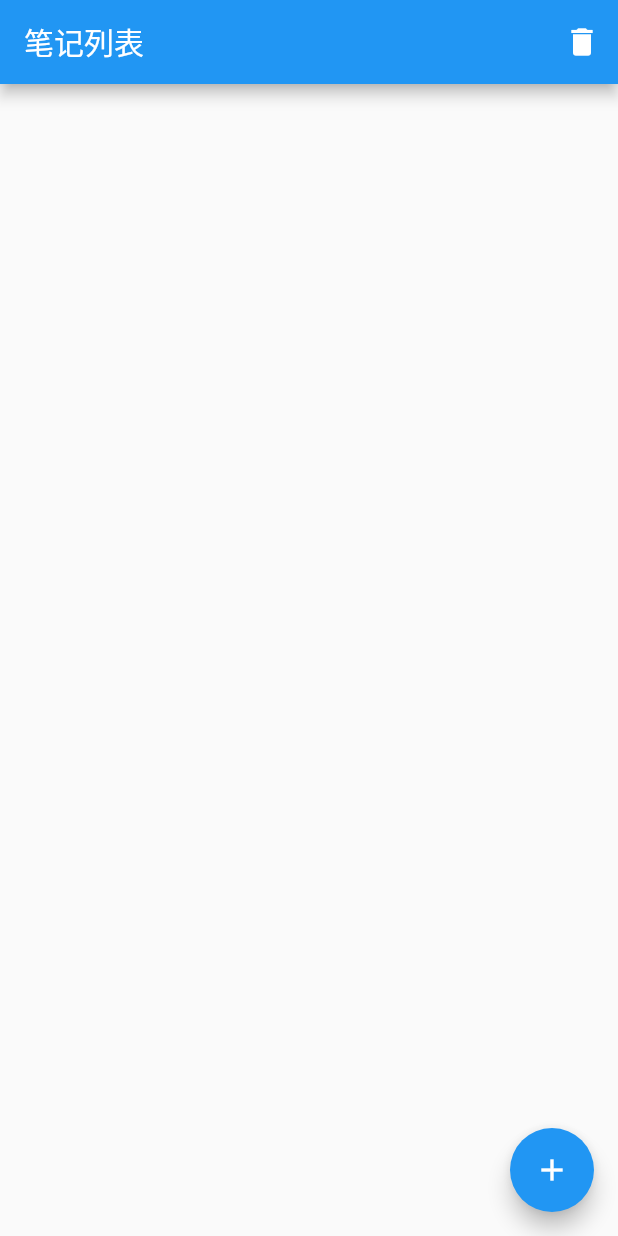
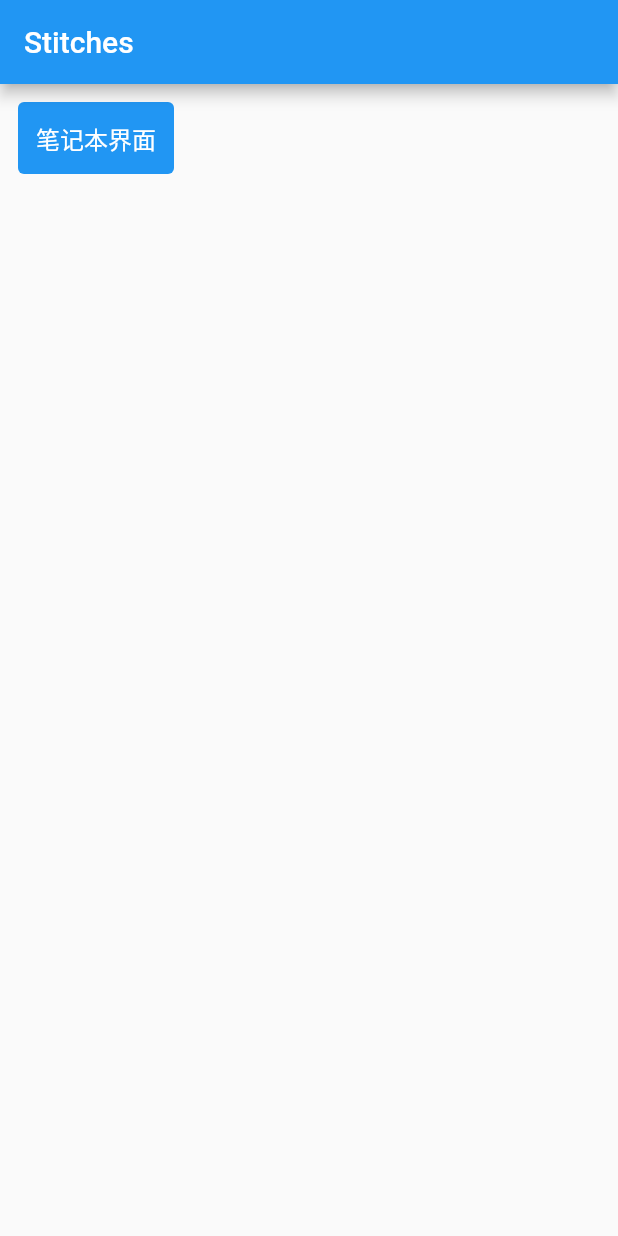
Before and after one commit to zxjzerg/Stitches, a Flutter app: the screen it shows after launch, on a phone screen of 412 x 824 dp. Run offline on Flutter 3.47's test engine with Material 2 defaults, Android fonts, the light colour scheme and no system bars; our stand-ins replace bloc, equatable, flutter_bloc, flutter_hooks, get_it; missing offline and left inert: localstore.

Commit message:
增加了一个入口界面

```diff
--- a/stitches_flutter_app/lib/main.dart
+++ b/stitches_flutter_app/lib/main.dart
@@ -19,7 +19,7 @@
       theme: ThemeData(
         primarySwatch: Colors.blue,
       ),
-      initialRoute: StitchesRoute.noteListPage,
+      initialRoute: StitchesRoute.homePage,
       routes: StitchesRoute.routes,
     );
   }
--- a/stitches_flutter_packages/presentation/lib/common/stitches_route.dart
+++ b/stitches_flutter_packages/presentation/lib/common/stitches_route.dart
@@ -1,5 +1,6 @@
 import 'package:flutter/material.dart';
 import 'package:presentation/pages/edit_note/edit_note_page.dart';
+import 'package:presentation/pages/home_page.dart';
 import 'package:presentation/pages/note_list/note_list_page.dart';
 
 /// 路由管理类
@@ -7,8 +8,10 @@ class StitchesRoute {
   static Map<String, WidgetBuilder> routes = {
     editNotePage: (context) => const EditNotePage(),
     noteListPage: (context) => const NoteListPage(),
+    homePage: (context) => const HomePage(),
   };
 
   static const String editNotePage = '/note/edit';
   static const String noteListPage = '/note/list';
+  static const String homePage = '/home';
 }
--- /dev/null
+++ b/stitches_flutter_packages/presentation/lib/pages/home_page.dart
@@ -0,0 +1,36 @@
+import 'package:flutter/material.dart';
+import 'package:presentation/common/stitches_route.dart';
+
+class HomePage extends StatelessWidget {
+  const HomePage({Key? key}) : super(key: key);
+
+  @override
+  Widget build(BuildContext context) {
+    return Scaffold(
+      appBar: AppBar(title: Text('Stitches')),
+      body: Padding(
+        padding: EdgeInsets.symmetric(horizontal: 12, vertical: 12),
+        child: Column(
+          crossAxisAlignment: CrossAxisAlignment.start,
+          children: [
+            TextButton(
+              onPressed: () =>
+                  Navigator.pushNamed(context, StitchesRoute.noteListPage),
+              child: Text(
+                "笔记本界面",
+                style: Theme.of(context)
+                    .textTheme
+                    .titleMedium
+                    ?.copyWith(color: Colors.white),
+              ),
+              style: TextButton.styleFrom(
+                padding: EdgeInsets.symmetric(horizontal: 12, vertical: 12),
+                backgroundColor: Theme.of(context).colorScheme.primary,
+              ),
+            ),
+          ],
+        ),
+      ),
+    );
+  }
+}
```
